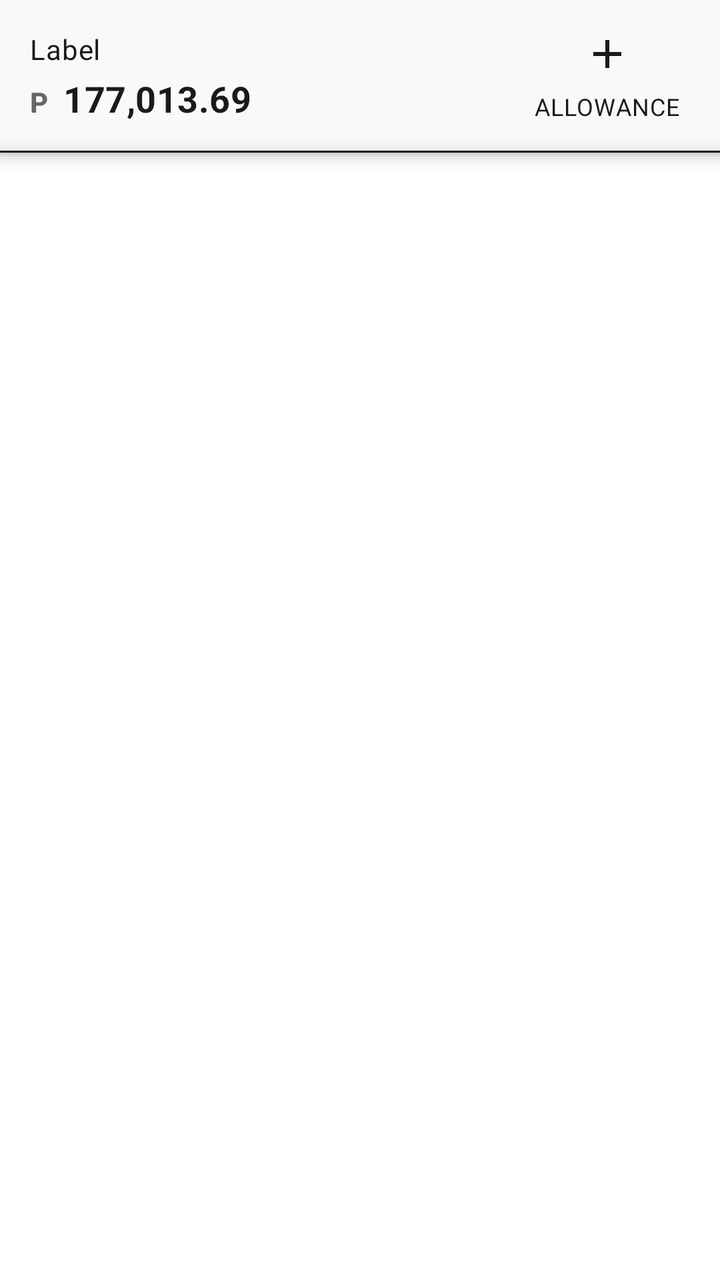
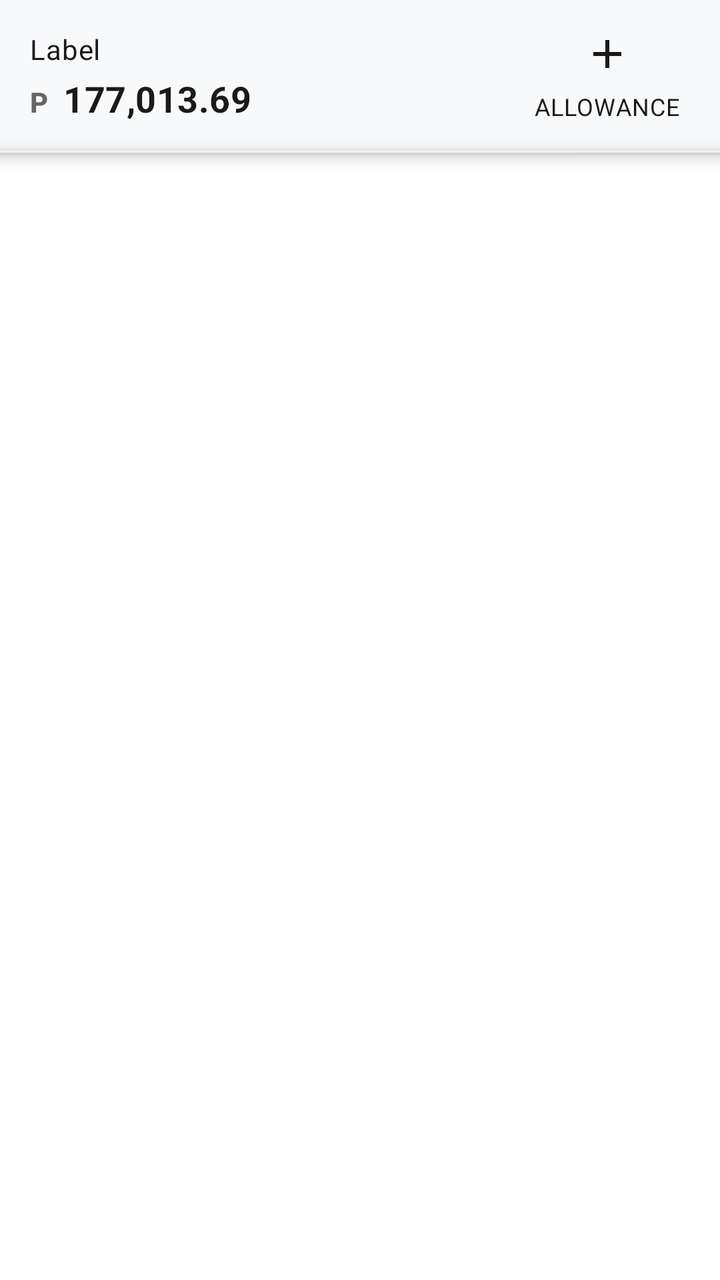

The first picture is an Android layout as it rendered before a commit; the second is the same layout after the commit. The layout source and the unified diff follow.
<!-- AndroidManifest.xml: application theme Theme.AllowanceCalculator -->
<!-- res/layout/item_transaction.xml -->
<?xml version="1.0" encoding="utf-8"?>
<RelativeLayout xmlns:android="http://schemas.android.com/apk/res/android"
    xmlns:app="http://schemas.android.com/apk/res-auto"
    android:layout_width="match_parent"
    android:layout_height="wrap_content"
    android:background="?attr/colorSurface"
    android:orientation="horizontal">

    <LinearLayout
        android:id="@+id/view_foreground"
        android:layout_width="match_parent"
        android:layout_height="wrap_content"
        android:orientation="horizontal"
        android:translationZ="5dp"
        android:background="?attr/colorBackgroundFloating"
        android:padding="15dp">

        <LinearLayout
            android:layout_width="0dp"
            android:layout_height="wrap_content"
            android:layout_weight="3"
            android:orientation="vertical">

            <TextView
                android:id="@+id/item_label"
                android:layout_width="wrap_content"
                android:layout_height="wrap_content"
                android:layout_marginBottom="3dp"
                android:text="Label"
                android:textColor="?attr/colorOnSurface"
                android:textAppearance="@style/TextAppearance.AllowanceCalculator.Body2" />

            <LinearLayout
                android:layout_width="wrap_content"
                android:layout_height="wrap_content"
                android:orientation="horizontal">

                <TextView
                    android:layout_width="wrap_content"
                    android:layout_height="wrap_content"
                    android:text="P  "
                    android:textAppearance="@style/TextAppearance.AllowanceCalculator.Body2"
                    android:textFontWeight="800" />

                <TextView
                    android:id="@+id/item_amount"
                    android:layout_width="wrap_content"
                    android:layout_height="wrap_content"
                    android:text="177,013.69"
                    android:textAppearance="@style/TextAppearance.AllowanceCalculator.Title" />
            </LinearLayout>
        </LinearLayout>

        <LinearLayout
            android:layout_width="0dp"
            android:layout_height="wrap_content"
            android:layout_weight="1"
            android:orientation="vertical">

            <ImageView
                android:id="@+id/transaction_icon"
                android:layout_width="wrap_content"
                android:layout_height="wrap_content"
                android:layout_gravity="center"
                android:src="@drawable/baseline_add_24"
                app:tint="?attr/colorOnSurface" />

            <TextView
                android:id="@+id/transaction_type"
                android:layout_width="wrap_content"
                android:layout_height="wrap_content"
                android:layout_gravity="center"
                android:layout_marginTop="6dp"
                android:text="ALLOWANCE"
                android:textColor="?attr/colorOnSurface"
                android:textAppearance="@style/TextAppearance.AllowanceCalculator.Caption"
                />
        </LinearLayout>

    </LinearLayout>

    <RelativeLayout
        android:id="@+id/view_background"
        android:layout_width="wrap_content"
        android:layout_height="wrap_content"
        android:layout_alignParentEnd="true"
        android:background="#f44336"
        android:gravity="center"
        android:translationZ="1dp"
        android:padding="16dp">

        <ImageView
            android:id="@+id/delete_icon"
            android:layout_width="24dp"
            android:layout_height="24dp"
            android:layout_centerHorizontal="true"
            android:src="@drawable/baseline_delete_24"
            app:tint="@android:color/white" />

        <TextView
            android:layout_width="wrap_content"
            android:layout_height="wrap_content"
            android:layout_below="@id/delete_icon"
            android:layout_centerHorizontal="true"
            android:text="Delete"
            android:textColor="@android:color/white" />

    </RelativeLayout>

    <View
        android:layout_width="match_parent"
        android:layout_height="1dp"
        android:background="?attr/colorOnSurface"
        android:layout_alignBottom="@id/view_foreground"
        android:translationZ="6dp"
        />

</RelativeLayout>
<!-- resources referenced by this layout -->
<resources>
  <!-- drawable baseline_add_24 (drawable) -->
  <vector xmlns:android="http://schemas.android.com/apk/res/android" android:height="24dp" android:tint="#000000" android:viewportHeight="24" android:viewportWidth="24" android:width="24dp">
        
      <path android:fillColor="@android:color/white" android:pathData="M19,13h-6v6h-2v-6H5v-2h6V5h2v6h6v2z"/>
      
  </vector>
  <!-- drawable baseline_delete_24 (drawable) -->
  <vector xmlns:android="http://schemas.android.com/apk/res/android" android:height="24dp" android:tint="#000000" android:viewportHeight="24" android:viewportWidth="24" android:width="24dp">
        
      <path android:fillColor="@android:color/white" android:pathData="M6,19c0,1.1 0.9,2 2,2h8c1.1,0 2,-0.9 2,-2V7H6v12zM19,4h-3.5l-1,-1h-5l-1,1H5v2h14V4z"/>
      
  </vector>
  <style name="TextAppearance.AllowanceCalculator.Body2" parent="TextAppearance.MaterialComponents.Body2">
          <item name="android:textColor">@color/text_secondary_light</item>
          <item name="fontFamily">@font/sfprodisplayregular</item>
          <item name="android:textSize">14sp</item>
      </style>
  <style name="TextAppearance.AllowanceCalculator.Caption" parent="TextAppearance.MaterialComponents.Caption">
          <item name="android:textColor">@color/text_hint_light</item>
          <item name="android:textSize">12sp</item>
      </style>
  <style name="TextAppearance.AllowanceCalculator.Title" parent="TextAppearance.MaterialComponents.Subtitle1">
          <item name="android:textColor">@color/text_primary_light</item>
          <item name="fontFamily">@font/sfprodisplaymedium</item>
          <item name="android:textSize">18sp</item>
          <item name="android:textStyle">bold</item>
      </style>
  <color name="text_secondary_light">#666666</color>
  <color name="text_hint_light">#999999</color>
  <color name="text_primary_light">#1A1A1A</color>
  <color name="primary_blue">#0052CC</color>
  <color name="primary_blue_dark">#003D99</color>
  <color name="primary_blue_light">#336BE1</color>
  <color name="accent_green">#00B894</color>
  <color name="accent_green_dark">#008B6C</color>
  <color name="background_light">#FFFFFF</color>
  <color name="background_surface_light">#FFFFFF</color>
  <color name="background_card_light">#F8F9FA</color>
  <color name="white">#FFFFFF</color>
  <style name="Widget.AllowanceCalculator.Button" parent="Widget.MaterialComponents.Button">
          <item name="android:minHeight">48dp</item>
          <item name="android:paddingLeft">24dp</item>
          <item name="android:paddingRight">24dp</item>
          <item name="cornerRadius">12dp</item>
          <item name="android:textAppearance">@style/TextAppearance.AllowanceCalculator.Button</item>
      </style>
  <style name="Widget.AllowanceCalculator.CardView" parent="Widget.MaterialComponents.CardView">
          <item name="cardCornerRadius">16dp</item>
          <item name="cardElevation">2dp</item>
          <item name="cardUseCompatPadding">true</item>
          <item name="cardBackgroundColor">@color/background_card_light</item>
      </style>
  <style name="TextAppearance.AllowanceCalculator.Body1" parent="TextAppearance.MaterialComponents.Body1">
          <item name="android:textColor">@color/text_primary_light</item>
          <item name="fontFamily">@font/sfprodisplayregular</item>
          <item name="android:textSize">16sp</item>
      </style>
  <style name="TextAppearance.AllowanceCalculator.Button" parent="TextAppearance.MaterialComponents.Button">
          <item name="android:textSize">16sp</item>
          <item name="android:textStyle">bold</item>
          <item name="android:letterSpacing">0</item>
      </style>
  <color name="border_light">#E0E0E0</color>
  <!-- unchanged entries left out for length: 2 -->
</resources>

<!-- the commit's change to res/layout/item_transaction.xml (unified diff, before → after) -->
@@ -84,7 +84,7 @@
         android:layout_width="wrap_content"
         android:layout_height="wrap_content"
         android:layout_alignParentEnd="true"
-        android:background="#f44336"
+        android:background="@color/error"
         android:gravity="center"
         android:translationZ="1dp"
         android:padding="16dp">
@@ -110,7 +110,7 @@
     <View
         android:layout_width="match_parent"
         android:layout_height="1dp"
-        android:background="?attr/colorOnSurface"
+        android:background="@color/divider_light"
         android:layout_alignBottom="@id/view_foreground"
         android:translationZ="6dp"
         />
<!-- resource entries referenced after the edit -->
@@ -1,13 +1,15 @@
 <!-- resources referenced by this layout -->
 <resources>
+  <color name="divider_light">#F0F0F0</color>
+  <color name="error">#F04438</color>
   <!-- drawable baseline_add_24 (drawable) -->
-  <vector xmlns:android="http://schemas.android.com/apk/res/android" android:height="24dp" android:tint="#000000" android:viewportHeight="24" android:viewportWidth="24" android:width="24dp">
+  <vector xmlns:android="http://schemas.android.com/apk/res/android" android:height="24dp" android:tint="?attr/colorOnPrimary" android:viewportHeight="24" android:viewportWidth="24" android:width="24dp">
         
       <path android:fillColor="@android:color/white" android:pathData="M19,13h-6v6h-2v-6H5v-2h6V5h2v6h6v2z"/>
       
   </vector>
   <!-- drawable baseline_delete_24 (drawable) -->
-  <vector xmlns:android="http://schemas.android.com/apk/res/android" android:height="24dp" android:tint="#000000" android:viewportHeight="24" android:viewportWidth="24" android:width="24dp">
+  <vector xmlns:android="http://schemas.android.com/apk/res/android" android:height="24dp" android:tint="?attr/colorOnPrimary" android:viewportHeight="24" android:viewportWidth="24" android:width="24dp">
         
       <path android:fillColor="@android:color/white" android:pathData="M6,19c0,1.1 0.9,2 2,2h8c1.1,0 2,-0.9 2,-2V7H6v12zM19,4h-3.5l-1,-1h-5l-1,1H5v2h14V4z"/>
       
